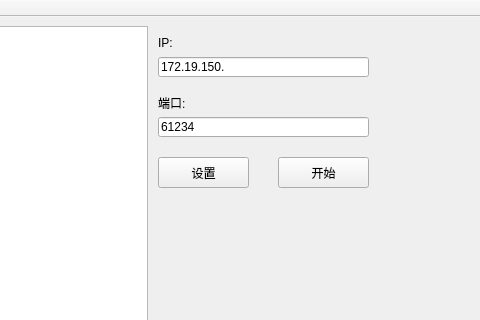
This is mainwindow.ui in duqingnian/qt_socket_client as Qt 5 draws it before an edit; both pictures show x 192 to 672 and y 0 to 320 of the 672 by 476 pixel window. The edited form follows.
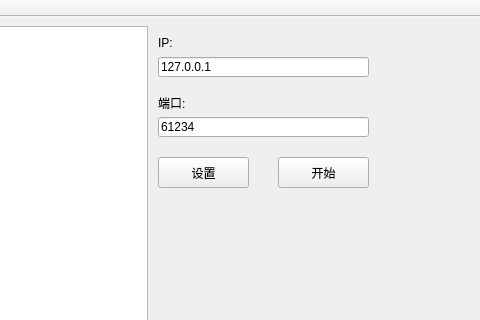
This is the edited form.

The edit to the form file:
```diff
--- a/mainwindow.ui
+++ b/mainwindow.ui
@@ -40,7 +40,7 @@
      </rect>
     </property>
     <property name="text">
-     <string>172.19.150.</string>
+     <string>127.0.0.1</string>
     </property>
    </widget>
    <widget class="QLabel" name="label">
```
